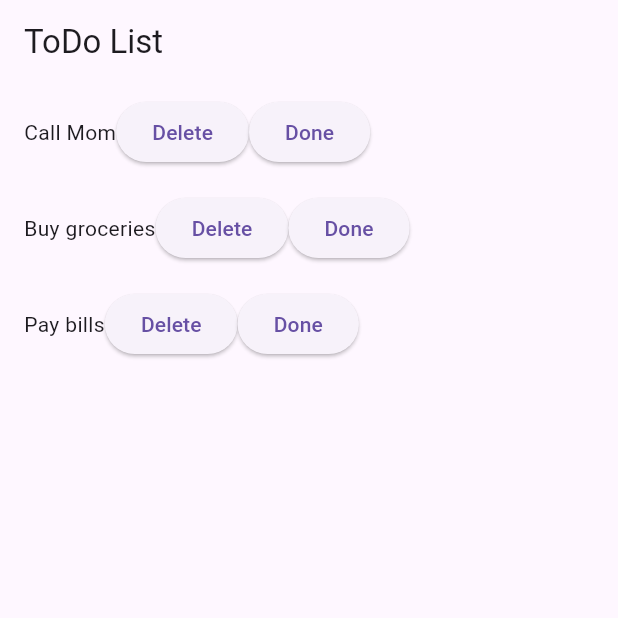
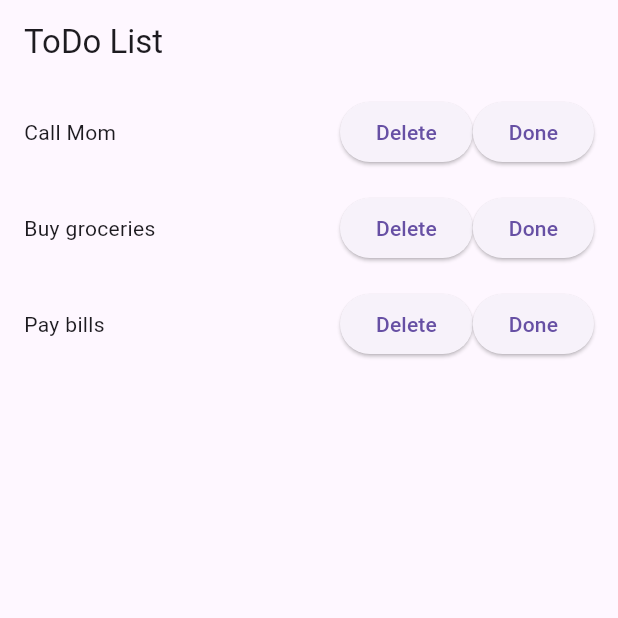
Before and after one commit to Dana-Nam/hw_26, a Flutter app: the screen it shows after launch, on a phone screen of 412 x 824 dp, the top half of it. Run offline on Flutter 3.47's test engine with Material 3 defaults, Android fonts, the phone set to English and light mode, and no system bars.

```diff
--- a/lib/widgets/task_card.dart
+++ b/lib/widgets/task_card.dart
@@ -11,8 +11,11 @@ class TaskCard extends StatelessWidget {
     return Padding(
       padding: const EdgeInsets.all(8.0),
       child: Row(
+        mainAxisAlignment: MainAxisAlignment.spaceBetween,
         children: [
           Text(task.title),
+          Row(
+            children: [
               ElevatedButton(
                 onPressed: () {},
                 child: Text('Delete'),
@@ -23,6 +26,8 @@ class TaskCard extends StatelessWidget {
               ),
             ],
           ),
+        ],
+      ),
     );
   }
 }
```
Lines whose indentation alone changed are shown as unchanged.
